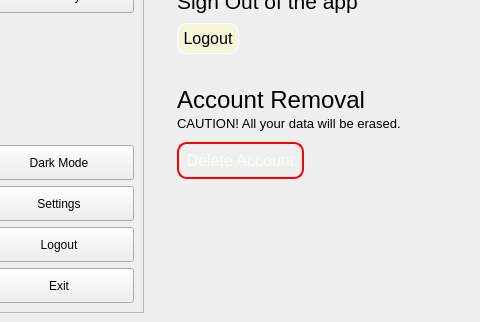
This is UI/ui_main.ui in lakshya076/Cinematch as Qt 5 draws it before an edit; both pictures show x 91 to 571 and y 287 to 609 of the 1108 by 609 pixel window. The edited form follows.
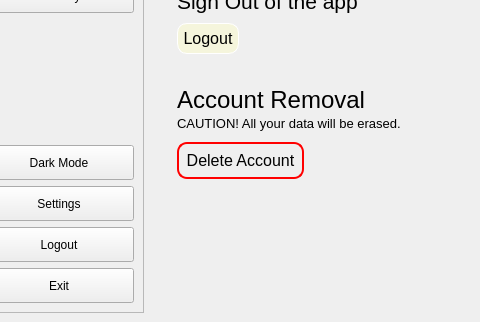
This is the edited form. Icons and pictures are not drawn. Custom widgets are drawn as their Qt base class.

```diff
--- a/UI/ui_main.ui
+++ b/UI/ui_main.ui
@@ -2248,7 +2248,6 @@
                    <string notr="true">background-color:rgba(0,0,0,0);
 border: 2px solid red;
 padding: 7px;
-color:#fffaf0;
 font: 12pt;
 border-radius:10px;</string>
                   </property>
```
